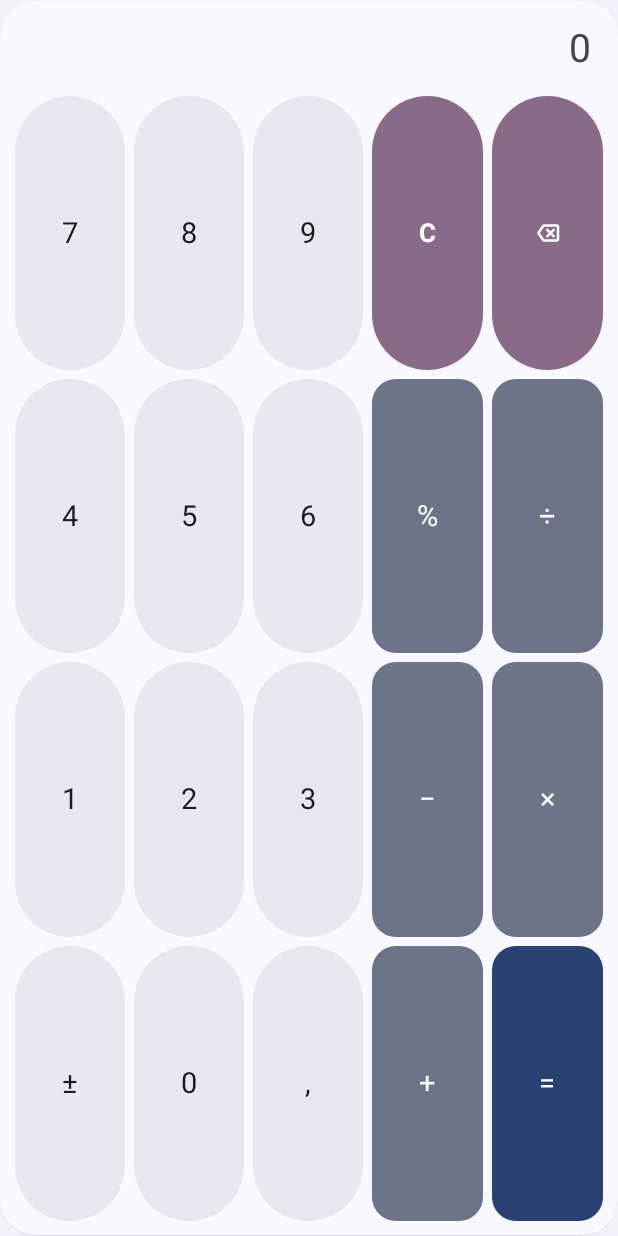
After one commit to legal-hkr/calculator, an Android app built with Jetpack Compose: the layout widget_calculator_compact.xml on its own in the app's theme, with its tools: preview values and no code run, on a phone screen of 412 x 824 dp. The commit adds this screen. Run offline under Robolectric (Android 15) with nearby library versions, the phone set to English and light mode, and no system bars.

Commit message:
Added the calculator widget's compact layout for two rows and fitted its results to both layouts.

```diff
--- a/app/src/main/java/sh/hnet/calculator/widget/CalculatorWidget.kt
+++ b/app/src/main/java/sh/hnet/calculator/widget/CalculatorWidget.kt
@@ -7,6 +7,7 @@ import android.content.ComponentName
 import android.content.Context
 import android.content.Intent
 import android.os.Bundle
+import android.util.SizeF
 import android.view.View
 import android.widget.RemoteViews
 import androidx.core.content.edit
@@ -115,16 +116,29 @@ class CalculatorWidget : AppWidgetProvider() {
             return NumberStyle(decimalComma = decimalComma, grouping = settings.grouping, decimals = settings.decimals, notation = settings.notation)
         }
 
+        /**
+         * Both layouts at once (SPEC-widget §3.2), the launcher showing the one for the widget's height:
+         * compact for two rows, full from three. Declared at 180 and 300 dp, so the choice is the same
+         * whether a launcher takes the largest that fits or the nearest.
+         */
         private fun draw(context: Context, manager: AppWidgetManager, id: Int, state: WidgetState, style: NumberStyle) {
             val widthDp = manager.getAppWidgetOptions(id).width()
-            val views = RemoteViews(context.packageName, R.layout.widget_calculator)
-            display(context, views, state, style, widthDp)
-            keys(context, views, id, style)
-            manager.updateAppWidget(id, views)
+            val full = RemoteViews(context.packageName, R.layout.widget_calculator).also {
+                display(context, it, state, style, widthDp, compact = false)
+                keys(context, it, id, style)
+            }
+            val compact = RemoteViews(context.packageName, R.layout.widget_calculator_compact).also {
+                display(context, it, state, style, widthDp, compact = true)
+                keys(context, it, id, style)
+            }
+            manager.updateAppWidget(id, RemoteViews(mapOf(SizeF(widthDp.toFloat(), COMPACT_FROM_DP) to compact, SizeF(widthDp.toFloat(), FULL_FROM_DP) to full)))
         }
 
-        /** The display (SPEC-widget §5): small line and result after "=", else the expression with its preview or error. */
-        private fun display(context: Context, views: RemoteViews, state: WidgetState, style: NumberStyle, widthDp: Int) {
+        /**
+         * The display (SPEC-widget §5): small line and result after "=", else the expression with its
+         * preview or error. [compact] (§6): one line only – the expression, or the result in its place.
+         */
+        private fun display(context: Context, views: RemoteViews, state: WidgetState, style: NumberStyle, widthDp: Int, compact: Boolean) {
             fun shown(view: Int, text: String?) {
                 views.setViewVisibility(view, if (text.isNullOrEmpty()) View.GONE else View.VISIBLE)
                 views.setTextViewText(view, text.orEmpty())
@@ -133,23 +147,28 @@ class CalculatorWidget : AppWidgetProvider() {
             val evaluated = state.evaluated
             val description: String
             if (result != null && evaluated != null) {
-                val text = written(Formatter.format(result, style, characters(widthDp, MAIN_DP)))
-                shown(R.id.small, ExpressionText.render(evaluated, style).text + " =")
+                val text = written(Formatter.format(result, style, characters(widthDp, if (compact) COMPACT_DP else MAIN_DP)))
                 views.setTextViewText(R.id.main, text)
                 views.setViewVisibility(R.id.placeholder, View.GONE)
-                shown(R.id.preview, null)
-                shown(R.id.error, null)
+                if (!compact) {
+                    shown(R.id.small, ExpressionText.render(evaluated, style).text + " =")
+                    shown(R.id.preview, null)
+                    shown(R.id.error, null)
+                }
                 description = context.getString(R.string.content_description_widget_result, text)
             } else {
                 val expression = ExpressionText.render(state.tokens, style).text
-                shown(R.id.small, null)
                 views.setTextViewText(R.id.main, expression)
                 views.setViewVisibility(R.id.placeholder, if (state.tokens.isEmpty()) View.VISIBLE else View.GONE)
                 val error = state.error
-                if (error != null) {
+                if (compact) {
+                    // No preview and no message: an error leaves the expression as it was
+                } else if (error != null) {
+                    shown(R.id.small, null)
                     shown(R.id.preview, null)
                     shown(R.id.error, context.getString(error.message))
                 } else {
+                    shown(R.id.small, null)
                     shown(R.id.error, null)
                     shown(R.id.preview, preview(state.tokens, style, characters(widthDp, PREVIEW_DP)))
                 }
@@ -235,6 +254,9 @@ class CalculatorWidget : AppWidgetProvider() {
         private const val CARD_PADDING_DP = 10
         private const val DISPLAY_PADDING_DP = 8
         private const val MAIN_DP = 30f
+        private const val COMPACT_DP = 26f
+        private const val COMPACT_FROM_DP = 180f
+        private const val FULL_FROM_DP = 300f
         private const val PREVIEW_DP = 18f
 
         /** The width of a tabular digit of Roboto, as a share of the text size. */
--- /dev/null
+++ b/app/src/main/res/drawable/ic_backspace_widget_compact.xml
@@ -0,0 +1,10 @@
+<vector xmlns:android="http://schemas.android.com/apk/res/android"
+    android:width="20dp"
+    android:height="20dp"
+    android:viewportWidth="960"
+    android:viewportHeight="960"
+    android:autoMirrored="true">
+  <path
+      android:fillColor="@android:color/white"
+      android:pathData="M360,760Q340,760 322.5,751Q305,742 294,726L153,526Q138,505 138,480Q138,455 153,434L294,234Q305,218 322.5,209Q340,200 360,200L760,200Q793,200 816.5,223.5Q840,247 840,280L840,680Q840,713 816.5,736.5Q793,760 760,760L360,760ZM760,680Q760,680 760,680Q760,680 760,680L760,480L760,280Q760,280 760,280Q760,280 760,280L760,280Q760,280 760,280Q760,280 760,280L760,680Q760,680 760,680Q760,680 760,680L760,680ZM360,680L760,680Q760,680 760,680Q760,680 760,680L760,280Q760,280 760,280Q760,280 760,280L360,280Q360,280 360,280Q360,280 360,280L218,480Q218,480 218,480Q218,480 218,480L360,680Q360,680 360,680Q360,680 360,680ZM560,536L636,612Q647,623 664,623Q681,623 692,612Q703,601 703,584Q703,567 692,556L616,480L692,404Q703,393 703,376Q703,359 692,348Q681,337 664,337Q647,337 636,348L560,424L484,348Q473,337 456,337Q439,337 428,348Q417,359 417,376Q417,393 428,404L504,480L428,556Q417,567 417,584Q417,601 428,612Q439,623 456,623Q473,623 484,612L560,536Z"/>
+</vector>
--- /dev/null
+++ b/app/src/main/res/layout/widget_calculator_compact.xml
@@ -0,0 +1,53 @@
+<?xml version="1.0" encoding="utf-8"?>
+<!-- The calculator widget, compact layout for two rows (SPEC-widget §6): one line in a 46 dp display – the expression while typing, the result in its place after "=" –, no preview, no line above the result, no error message. -->
+<LinearLayout xmlns:android="http://schemas.android.com/apk/res/android"
+    xmlns:tools="http://schemas.android.com/tools"
+    tools:ignore="SpUsage,HardcodedText"
+    android:id="@android:id/background"
+    android:layout_width="match_parent"
+    android:layout_height="match_parent"
+    android:background="@drawable/widget_card"
+    android:clipToOutline="true"
+    android:orientation="vertical"
+    android:padding="10dp">
+
+    <FrameLayout
+        android:id="@+id/display"
+        android:layout_width="match_parent"
+        android:layout_height="46dp"
+        android:layout_marginBottom="8dp"
+        android:accessibilityLiveRegion="polite"
+        android:paddingStart="8dp"
+        android:paddingEnd="8dp">
+
+        <TextView
+            android:id="@+id/main"
+            android:layout_width="match_parent"
+            android:layout_height="32dp"
+            android:layout_gravity="center_vertical"
+            android:ellipsize="start"
+            android:fontFeatureSettings="tnum"
+            android:gravity="end|center_vertical"
+            android:includeFontPadding="false"
+            android:maxLines="1"
+            android:text=""
+            android:textColor="@color/widget_on_surface"
+            android:textSize="26dp" />
+
+        <!-- Nothing typed: a 0 in on-surface-variant, not part of the expression -->
+        <TextView
+            android:id="@+id/placeholder"
+            android:layout_width="match_parent"
+            android:layout_height="32dp"
+            android:layout_gravity="center_vertical"
+            android:fontFeatureSettings="tnum"
+            android:gravity="end|center_vertical"
+            android:includeFontPadding="false"
+            android:maxLines="1"
+            android:text="0"
+            android:textColor="@color/widget_on_surface_variant"
+            android:textSize="26dp" />
+    </FrameLayout>
+
+    <include layout="@layout/widget_calculator_keys_compact" />
+</LinearLayout>
--- /dev/null
+++ b/app/src/main/res/layout/widget_calculator_keys_compact.xml
@@ -0,0 +1,339 @@
+<?xml version="1.0" encoding="utf-8"?>
+<!-- The compact layout's keypad (SPEC-widget §6): the full keypad (widget_calculator_keys) with smaller labels – 19 dp, C 17 dp, ⌫ 20 dp – on keys about 36 dp high, which the owner accepted for a widget that leaves more than half of the screen free. -->
+<LinearLayout xmlns:android="http://schemas.android.com/apk/res/android"
+    xmlns:tools="http://schemas.android.com/tools"
+    tools:ignore="SpUsage,HardcodedText,ContentDescription,UseAppTint,NestedWeights,DisableBaselineAlignment"
+    android:layout_width="match_parent"
+    android:layout_height="0dp"
+    android:layout_weight="1"
+    android:orientation="vertical">
+
+    <LinearLayout
+        android:layout_width="match_parent"
+        android:layout_height="0dp"
+        android:layout_marginTop="0dp"
+        android:layout_weight="1"
+        android:orientation="horizontal">
+
+        <TextView
+            android:id="@+id/key_7"
+            android:layout_width="0dp"
+            android:layout_height="match_parent"
+            android:layout_marginStart="0dp"
+            android:layout_weight="1"
+            android:background="@drawable/widget_key_digit"
+            android:fontFeatureSettings="tnum"
+            android:gravity="center"
+            android:includeFontPadding="false"
+            android:maxLines="1"
+            android:text="7"
+            android:textColor="@color/widget_on_surface"
+            android:textSize="19dp" />
+
+        <TextView
+            android:id="@+id/key_8"
+            android:layout_width="0dp"
+            android:layout_height="match_parent"
+            android:layout_marginStart="6dp"
+            android:layout_weight="1"
+            android:background="@drawable/widget_key_digit"
+            android:fontFeatureSettings="tnum"
+            android:gravity="center"
+            android:includeFontPadding="false"
+            android:maxLines="1"
+            android:text="8"
+            android:textColor="@color/widget_on_surface"
+            android:textSize="19dp" />
+
+        <TextView
+            android:id="@+id/key_9"
+            android:layout_width="0dp"
+            android:layout_height="match_parent"
+            android:layout_marginStart="6dp"
+            android:layout_weight="1"
+            android:background="@drawable/widget_key_digit"
+            android:fontFeatureSettings="tnum"
+            android:gravity="center"
+            android:includeFontPadding="false"
+            android:maxLines="1"
+            android:text="9"
+            android:textColor="@color/widget_on_surface"
+            android:textSize="19dp" />
+
+        <TextView
+            android:id="@+id/key_clear"
+            android:layout_width="0dp"
+            android:layout_height="match_parent"
+            android:layout_marginStart="6dp"
+            android:layout_weight="1"
+            android:background="@drawable/widget_key_clear"
+            android:fontFeatureSettings="tnum"
+            android:gravity="center"
+            android:includeFontPadding="false"
+            android:maxLines="1"
+            android:text="C"
+            android:textColor="@color/widget_on_tertiary_container"
+            android:textStyle="bold"
+            android:textSize="17dp" />
+
+        <ImageView
+            android:id="@+id/key_back"
+            android:layout_width="0dp"
+            android:layout_height="match_parent"
+            android:layout_marginStart="6dp"
+            android:layout_weight="1"
+            android:background="@drawable/widget_key_clear"
+            android:scaleType="center"
+            android:src="@drawable/ic_backspace_widget_compact"
+            android:tint="@color/widget_on_tertiary_container" />
+    </LinearLayout>
+
+    <LinearLayout
+        android:layout_width="match_parent"
+        android:layout_height="0dp"
+        android:layout_marginTop="6dp"
+        android:layout_weight="1"
+        android:orientation="horizontal">
+
+        <TextView
+            android:id="@+id/key_4"
+            android:layout_width="0dp"
+            android:layout_height="match_parent"
+            android:layout_marginStart="0dp"
+            android:layout_weight="1"
+            android:background="@drawable/widget_key_digit"
+            android:fontFeatureSettings="tnum"
+            android:gravity="center"
+            android:includeFontPadding="false"
+            android:maxLines="1"
+            android:text="4"
+            android:textColor="@color/widget_on_surface"
+            android:textSize="19dp" />
+
+        <TextView
+            android:id="@+id/key_5"
+            android:layout_width="0dp"
+            android:layout_height="match_parent"
+            android:layout_marginStart="6dp"
+            android:layout_weight="1"
+            android:background="@drawable/widget_key_digit"
+            android:fontFeatureSettings="tnum"
+            android:gravity="center"
+            android:includeFontPadding="false"
+            android:maxLines="1"
+            android:text="5"
+            android:textColor="@color/widget_on_surface"
+            android:textSize="19dp" />
+
+        <TextView
+            android:id="@+id/key_6"
+            android:layout_width="0dp"
+            android:layout_height="match_parent"
+            android:layout_marginStart="6dp"
+            android:layout_weight="1"
+            android:background="@drawable/widget_key_digit"
+            android:fontFeatureSettings="tnum"
+            android:gravity="center"
+            android:includeFontPadding="false"
+            android:maxLines="1"
+            android:text="6"
+            android:textColor="@color/widget_on_surface"
+            android:textSize="19dp" />
+
+        <TextView
+            android:id="@+id/key_percent"
+            android:layout_width="0dp"
+            android:layout_height="match_parent"
+            android:layout_marginStart="6dp"
+            android:layout_weight="1"
+            android:background="@drawable/widget_key_operator"
+            android:fontFeatureSettings="tnum"
+            android:gravity="center"
+            android:includeFontPadding="false"
+            android:maxLines="1"
+            android:text="%"
+            android:textColor="@color/widget_on_secondary_container"
+            android:textSize="19dp" />
+
+        <TextView
+            android:id="@+id/key_divide"
+            android:layout_width="0dp"
+            android:layout_height="match_parent"
+            android:layout_marginStart="6dp"
+            android:layout_weight="1"
+            android:background="@drawable/widget_key_operator"
+            android:fontFeatureSettings="tnum"
+            android:gravity="center"
+            android:includeFontPadding="false"
+            android:maxLines="1"
+            android:text="÷"
+            android:textColor="@color/widget_on_secondary_container"
+            android:textSize="19dp" />
+    </LinearLayout>
+
+    <LinearLayout
+        android:layout_width="match_parent"
+        android:layout_height="0dp"
+        android:layout_marginTop="6dp"
+        android:layout_weight="1"
+        android:orientation="horizontal">
+
+        <TextView
+            android:id="@+id/key_1"
+            android:layout_width="0dp"
+            android:layout_height="match_parent"
+            android:layout_marginStart="0dp"
+            android:layout_weight="1"
+            android:background="@drawable/widget_key_digit"
+            android:fontFeatureSettings="tnum"
+            android:gravity="center"
+            android:includeFontPadding="false"
+            android:maxLines="1"
+            android:text="1"
+            android:textColor="@color/widget_on_surface"
+            android:textSize="19dp" />
+
+        <TextView
+            android:id="@+id/key_2"
+            android:layout_width="0dp"
+            android:layout_height="match_parent"
+            android:layout_marginStart="6dp"
+            android:layout_weight="1"
+            android:background="@drawable/widget_key_digit"
+            android:fontFeatureSettings="tnum"
+            android:gravity="center"
+            android:includeFontPadding="false"
+            android:maxLines="1"
+            android:text="2"
+            android:textColor="@color/widget_on_surface"
+            android:textSize="19dp" />
+
+        <TextView
+            android:id="@+id/key_3"
+            android:layout_width="0dp"
+            android:layout_height="match_parent"
+            android:layout_marginStart="6dp"
+            android:layout_weight="1"
+            android:background="@drawable/widget_key_digit"
+            android:fontFeatureSettings="tnum"
+            android:gravity="center"
+            android:includeFontPadding="false"
+            android:maxLines="1"
+            android:text="3"
+            android:textColor="@color/widget_on_surface"
+            android:textSize="19dp" />
+
+        <TextView
+            android:id="@+id/key_minus"
+            android:layout_width="0dp"
+            android:layout_height="match_parent"
+            android:layout_marginStart="6dp"
+            android:layout_weight="1"
+            android:background="@drawable/widget_key_operator"
+            android:fontFeatureSettings="tnum"
+            android:gravity="center"
+            android:includeFontPadding="false"
+            android:maxLines="1"
+            android:text="−"
+            android:textColor="@color/widget_on_secondary_container"
+            android:textSize="19dp" />
+
+        <TextView
+            android:id="@+id/key_times"
+            android:layout_width="0dp"
+            android:layout_height="match_parent"
+            android:layout_marginStart="6dp"
+            android:layout_weight="1"
+            android:background="@drawable/widget_key_operator"
+            android:fontFeatureSettings="tnum"
+            android:gravity="center"
+            android:includeFontPadding="false"
+            android:maxLines="1"
+            android:text="×"
+            android:textColor="@color/widget_on_secondary_container"
+            android:textSize="19dp" />
+    </LinearLayout>
+
+    <LinearLayout
+        android:layout_width="match_parent"
+        android:layout_height="0dp"
+        android:layout_marginTop="6dp"
+        android:layout_weight="1"
+        android:orientation="horizontal">
+
+        <TextView
+            android:id="@+id/key_sign"
+            android:layout_width="0dp"
+            android:layout_height="match_parent"
+            android:layout_marginStart="0dp"
+            android:layout_weight="1"
+            android:background="@drawable/widget_key_digit"
+            android:fontFeatureSettings="tnum"
+            android:gravity="center"
+            android:includeFontPadding="false"
+            android:maxLines="1"
+            android:text="±"
+            android:textColor="@color/widget_on_surface"
+            android:textSize="19dp" />
+
+        <TextView
+            android:id="@+id/key_0"
+            android:layout_width="0dp"
+            android:layout_height="match_parent"
+            android:layout_marginStart="6dp"
+            android:layout_weight="1"
+            android:background="@drawable/widget_key_digit"
+            android:fontFeatureSettings="tnum"
+            android:gravity="center"
+            android:includeFontPadding="false"
+            android:maxLines="1"
+            android:text="0"
+            android:textColor="@color/widget_on_surface"
+            android:textSize="19dp" />
+
+        <TextView
+            android:id="@+id/key_point"
+            android:layout_width="0dp"
+            android:layout_height="match_parent"
+            android:layout_marginStart="6dp"
+            android:layout_weight="1"
+            android:background="@drawable/widget_key_digit"
+            android:fontFeatureSettings="tnum"
+            android:gravity="center"
+            android:includeFontPadding="false"
+            android:maxLines="1"
+            android:text=","
+            android:textColor="@color/widget_on_surface"
+            android:textSize="19dp" />
+
+        <TextView
+            android:id="@+id/key_plus"
+            android:layout_width="0dp"
+            android:layout_height="match_parent"
+            android:layout_marginStart="6dp"
+            android:layout_weight="1"
+            android:background="@drawable/widget_key_operator"
+            android:fontFeatureSettings="tnum"
+            android:gravity="center"
+            android:includeFontPadding="false"
+            android:maxLines="1"
+            android:text="+"
+            android:textColor="@color/widget_on_secondary_container"
+            android:textSize="19dp" />
+
+        <TextView
+            android:id="@+id/key_equals"
+            android:layout_width="0dp"
+            android:layout_height="match_parent"
+            android:layout_marginStart="6dp"
+            android:layout_weight="1"
+            android:background="@drawable/widget_key_equals"
+            android:fontFeatureSettings="tnum"
+            android:gravity="center"
+            android:includeFontPadding="false"
+            android:maxLines="1"
+            android:text="="
+            android:textColor="@color/widget_on_primary"
+            android:textSize="19dp" />
+    </LinearLayout>
+</LinearLayout>
--- a/app/src/main/res/xml/widget_calculator.xml
+++ b/app/src/main/res/xml/widget_calculator.xml
@@ -1,11 +1,11 @@
 <?xml version="1.0" encoding="utf-8"?>
-<!-- The calculator widget (SPEC-widget §3): four cells wide and only that (resized in height alone), three rows high. The compact layout for two rows comes with stage 2; until then the least height is three rows (about 362 dp on the Pixel launcher, so 300 dp asks for three). -->
+<!-- The calculator widget (SPEC-widget §3): four cells wide and only that (resized in height alone), three rows high by default and resizable between two and three rows (on the Pixel launcher one row is about 110 dp, two 236, three 362: 180 dp asks for two, 400 dp allows three). -->
 <appwidget-provider xmlns:android="http://schemas.android.com/apk/res/android"
     android:description="@string/widget_calculator_description"
     android:initialLayout="@layout/widget_calculator"
     android:minWidth="250dp"
     android:minHeight="300dp"
-    android:minResizeHeight="300dp"
+    android:minResizeHeight="180dp"
     android:maxResizeHeight="400dp"
     android:previewLayout="@layout/widget_calculator_preview"
     android:resizeMode="vertical"
```
